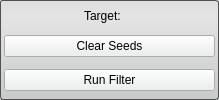
SCIInstitute/Seg3D, file src/Interface/ToolInterface/NeighborhoodConnectedFilterInterface.ui: the form before one commit.
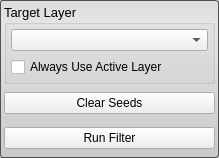
The form after the commit.

Commit message: Implemented NeighborhoodConnectedFilter.

What changed in the file:
```diff
--- a/src/Interface/ToolInterface/NeighborhoodConnectedFilterInterface.ui
+++ b/src/Interface/ToolInterface/NeighborhoodConnectedFilterInterface.ui
@@ -7,7 +7,7 @@
     <x>0</x>
     <y>0</y>
     <width>219</width>
-    <height>100</height>
+    <height>158</height>
    </rect>
   </property>
   <property name="sizePolicy">
@@ -46,30 +46,31 @@
     <number>4</number>
    </property>
    <item>
-    <layout class="QHBoxLayout" name="activeHLayout" stretch="1">
-     <property name="spacing">
+    <widget class="QGroupBox" name="target_groupbox_">
+     <property name="font">
+      <font>
+       <pointsize>10</pointsize>
+      </font>
+     </property>
+     <property name="title">
+      <string>Target Layer</string>
+     </property>
+     <layout class="QVBoxLayout" name="verticalLayout_4">
+      <property name="margin">
       <number>4</number>
      </property>
      <item>
-      <widget class="QLabel" name="activeLabel">
-       <property name="sizePolicy">
-        <sizepolicy hsizetype="Fixed" vsizetype="Preferred">
-         <horstretch>0</horstretch>
-         <verstretch>0</verstretch>
-        </sizepolicy>
-       </property>
-       <property name="minimumSize">
-        <size>
-         <width>50</width>
-         <height>0</height>
-        </size>
-       </property>
+       <widget class="QComboBox" name="target_layer_"/>
+      </item>
+      <item>
+       <widget class="QCheckBox" name="use_active_layer_">
        <property name="text">
-        <string>Target:</string>
+         <string>Always Use Active Layer</string>
        </property>
       </widget>
      </item>
     </layout>
+    </widget>
    </item>
    <item>
     <widget class="QWidget" name="widget" native="true">
```
Left out of the diff: 4 changed lines with no effect on the pictures. Lines whose indentation alone changed are shown as unchanged. The commit also changes 17 other files.
